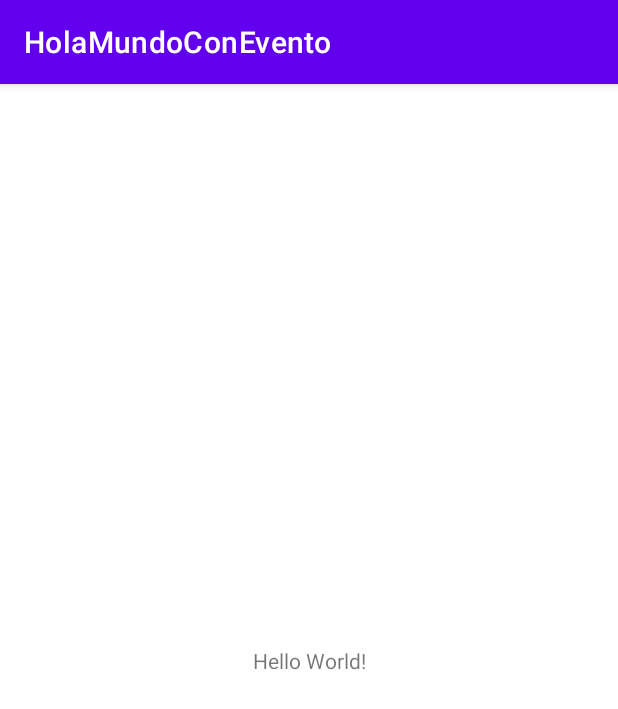
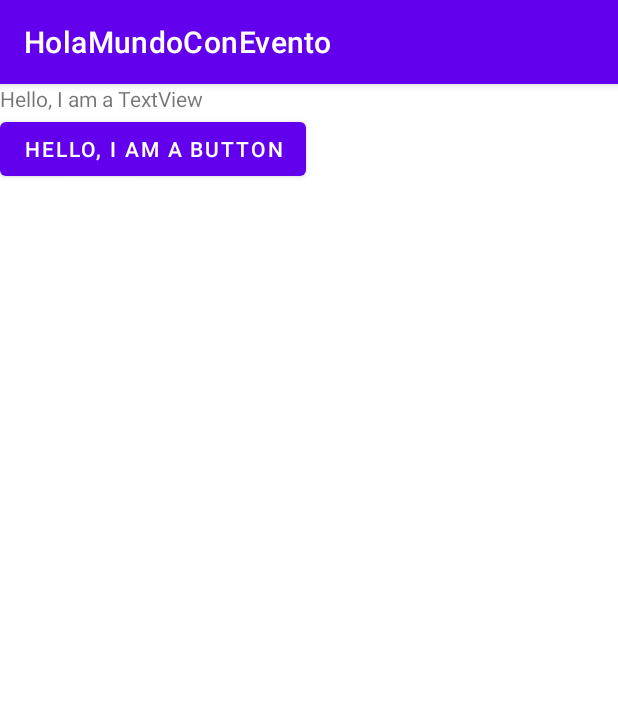
Before and after one commit to rpuigm/holamundoconevento, an Android app: the screen it shows after launch (MainActivity), on a phone screen of 412 x 824 dp. Shown: the top 709 px of the screen. Run offline under Robolectric (Android 15) with nearby library versions, the phone set to English and light mode, and no system bars.

Commit message:
feat: tema3 interfaces

```diff
--- a/app/src/main/java/com/example/holamundoconevento/MainActivity.java
+++ b/app/src/main/java/com/example/holamundoconevento/MainActivity.java
@@ -9,6 +9,6 @@ public class MainActivity extends AppCompatActivity {
     @Override
     protected void onCreate(Bundle savedInstanceState) {
         super.onCreate(savedInstanceState);
-        setContentView(R.layout.activity_main);
+        setContentView(R.layout.interfaces);
     }
 }
--- /dev/null
+++ b/app/src/main/res/layout/interfaces.xml
@@ -0,0 +1,14 @@
+<?xml version="1.0" encoding="utf-8"?>
+<LinearLayout xmlns:android="http://schemas.android.com/apk/res/android"
+    android:layout_width="match_parent"
+    android:layout_height="match_parent"
+    android:orientation="vertical" >
+    <TextView android:id="@+id/text"
+        android:layout_width="wrap_content"
+        android:layout_height="wrap_content"
+        android:text="Hello, I am a TextView" />
+    <Button android:id="@+id/button"
+        android:layout_width="wrap_content"
+        android:layout_height="wrap_content"
+        android:text="Hello, I am a Button" />
+</LinearLayout>
--- a/build.gradle
+++ b/build.gradle
@@ -5,7 +5,7 @@ buildscript {
         jcenter()
     }
     dependencies {
-        classpath "com.android.tools.build:gradle:4.1.0"
+        classpath 'com.android.tools.build:gradle:4.1.1'
 
         // NOTE: Do not place your application dependencies here; they belong
         // in the individual module build.gradle files
```
